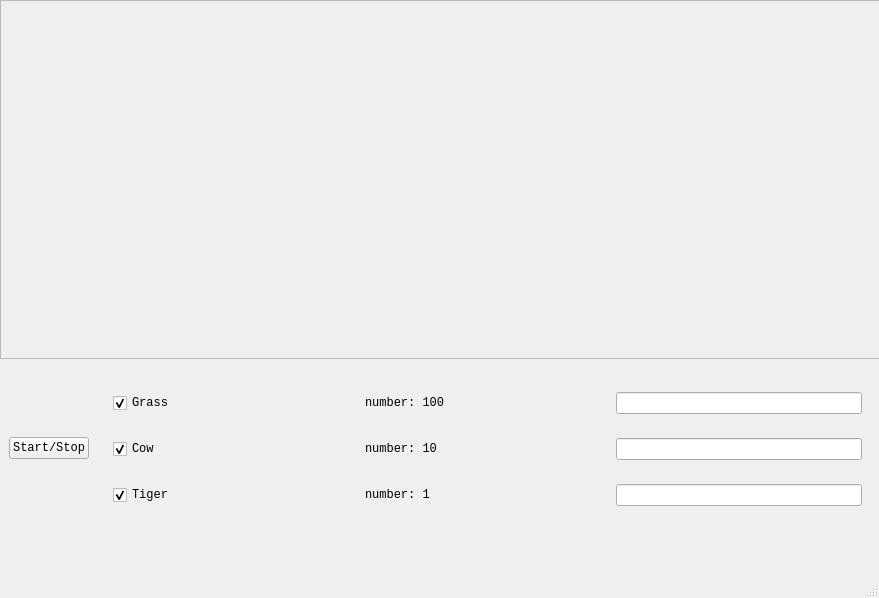
Qt form mainwindow.ui (Ladbaby/Ecosphere) before a commit.
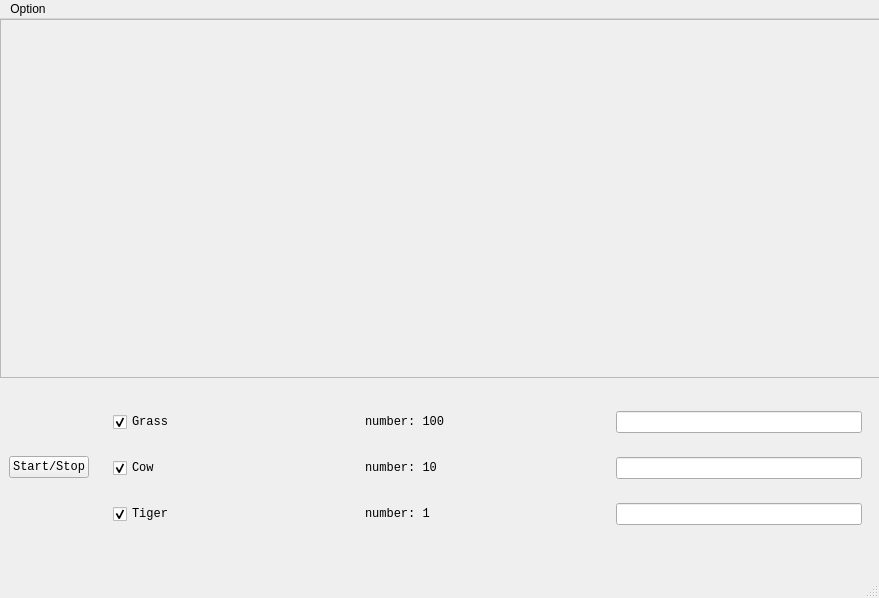
The same form after that commit. Custom widgets are drawn as their Qt base class.

What changed in the file:
```diff
--- a/mainwindow.ui
+++ b/mainwindow.ui
@@ -43,8 +43,8 @@
          <rect>
           <x>0</x>
           <y>0</y>
-          <width>877</width>
-          <height>410</height>
+          <width>861</width>
+          <height>357</height>
          </rect>
         </property>
        </widget>
@@ -254,9 +254,16 @@
      <x>0</x>
      <y>0</y>
      <width>879</width>
-     <height>20</height>
+     <height>22</height>
     </rect>
    </property>
+   <widget class="QMenu" name="menuwtf">
+    <property name="title">
+     <string>Option</string>
+    </property>
+    <addaction name="actionBackground"/>
+   </widget>
+   <addaction name="menuwtf"/>
   </widget>
   <widget class="QStatusBar" name="statusbar">
    <property name="sizePolicy">
```
Left out of the diff: 5 changed lines with no effect on the pictures.
